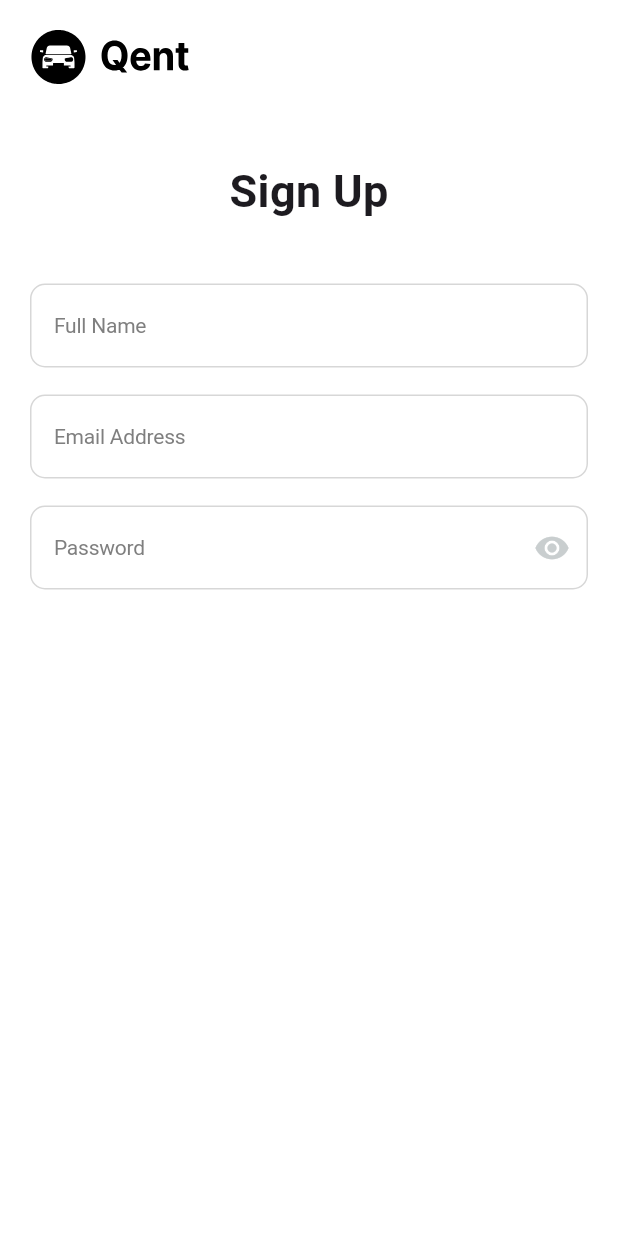
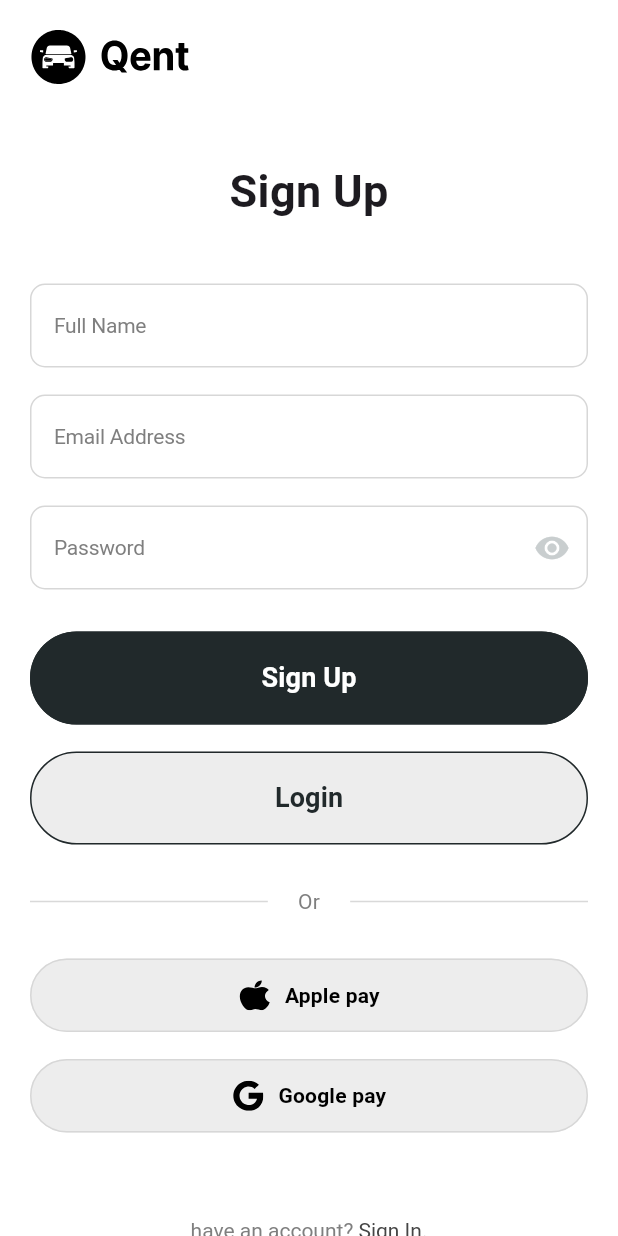
Before and after one commit to essamalrawi/car_rental, a Flutter app: the SignUpView screen opened by its route, on a phone screen of 412 x 824 dp. Run offline on Flutter 3.47's test engine with Material 3 defaults, Android fonts, the phone set to English and light mode, and no system bars; our stand-ins replace dots_indicator, flutter_svg; missing offline and left inert: high_q_paginated_drop_down.

```diff
--- a/lib/core/helper_functions/on_generate_route.dart
+++ b/lib/core/helper_functions/on_generate_route.dart
@@ -2,6 +2,7 @@ import 'package:flutter/material.dart';
 
 import '../../features/auth/presentation/views/sign_in_view.dart';
 import '../../features/auth/presentation/views/sign_up_view.dart';
+import '../../features/auth/presentation/views/verify_your_phone_number_view.dart';
 import '../../features/on_boarding/presentation/views/on_boarding_view.dart';
 
 Route<dynamic> onGenerateRoute(RouteSettings settings) {
@@ -12,6 +13,10 @@ Route<dynamic> onGenerateRoute(RouteSettings settings) {
       return MaterialPageRoute(builder: (context) => const SignInView());
     case SignUpView.routeName:
       return MaterialPageRoute(builder: (context) => const SignUpView());
+    case VerifyYourPhoneNumberView.routeName:
+      return MaterialPageRoute(
+        builder: (context) => const VerifyYourPhoneNumberView(),
+      );
     default:
       return MaterialPageRoute(builder: (context) => const Scaffold());
   }
--- /dev/null
+++ b/lib/features/auth/presentation/views/widgets/have_an_account.dart
@@ -0,0 +1,46 @@
+import 'package:flutter/gestures.dart';
+import 'package:flutter/material.dart';
+
+import '../../../../../core/utils/app_text_styles.dart';
+
+class HaveAnAccount extends StatelessWidget {
+  const HaveAnAccount({super.key});
+
+  @override
+  Widget build(BuildContext context) {
+    return Row(
+      mainAxisAlignment: MainAxisAlignment.center,
+      children: [
+        RichText(
+          text: TextSpan(
+            children: [
+              TextSpan(
+                text: "have an account?",
+                style: TextStyles.regular14.copyWith(
+                  color: const Color(0xFF7F7F7F),
+                ),
+              ),
+              TextSpan(
+                text: " ",
+                style: TextStyles.regular14.copyWith(
+                  color: const Color(0xFF7F7F7F),
+                ),
+              ),
+
+              TextSpan(
+                recognizer: TapGestureRecognizer()
+                  ..onTap = () {
+                    Navigator.pop(context);
+                  },
+                text: "Sign In.",
+                style: TextStyles.regular14.copyWith(
+                  color: const Color(0xFF454545),
+                ),
+              ),
+            ],
+          ),
+        ),
+      ],
+    );
+  }
+}
--- a/lib/features/auth/presentation/views/widgets/sign_up_view_body.dart
+++ b/lib/features/auth/presentation/views/widgets/sign_up_view_body.dart
@@ -4,7 +4,11 @@ import 'package:flutter/material.dart';
 import 'package:flutter_svg/svg.dart';
 
 import '../../../../../core/utils/app_text_styles.dart';
+import '../../../../../core/widgets/custom_button.dart';
+import '../../../../../core/widgets/or_divider.dart';
+import '../../../../../core/widgets/social_login_button.dart';
 import '../../../../../generated/assets.dart';
+import 'have_an_account.dart';
 
 class SignUpViewBody extends StatelessWidget {
   const SignUpViewBody({super.key});
@@ -40,6 +44,29 @@ class SignUpViewBody extends StatelessWidget {
                 ),
                 const SizedBox(height: 18),
                 const PasswordField(),
+                const SizedBox(height: 28),
+                CustomButton(onPressed: () {}, text: "Sign Up"),
+                const SizedBox(height: 18),
+                const CustomButton(
+                  fontColor: Color(0xFF21292B),
+                  backgroundColor: Color(0xFFEDEDED),
+                  text: "Login",
+                ),
+                const SizedBox(height: 28),
+                const OrDivider(),
+                const SizedBox(height: 28),
+                const SocialLoginButton(
+                  text: "Apple pay",
+                  imagePath: Assets.imagesAppleLogo,
+                ),
+                const SizedBox(height: 18),
+                const SocialLoginButton(
+                  text: "Google pay",
+                  imagePath: Assets.imagesGoogleLogo,
+                ),
+                const SizedBox(height: 57),
+                const HaveAnAccount(),
+                const SizedBox(height: 57),
               ],
             ),
           ),
```
Also changed, not shown: lib/features/auth/presentation/views/verify_your_phone_number_view.dart (added, +15 -0 lines), lib/features/auth/presentation/views/widgets/country_drop_down_page.dart (added, +135 -0 lines), lib/features/auth/presentation/views/widgets/verify_your_phone_number_view_body.dart (added, +18 -0 lines), lib/generated/assets.dart.
